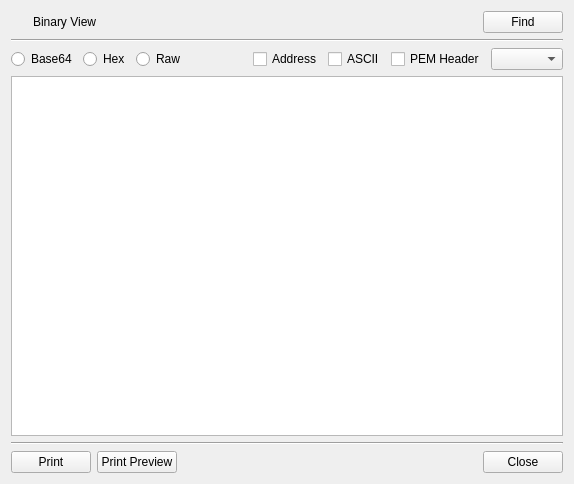
Qt form BerEditor/bin_view_dlg.ui (jykim74/BerEditor) before a commit.
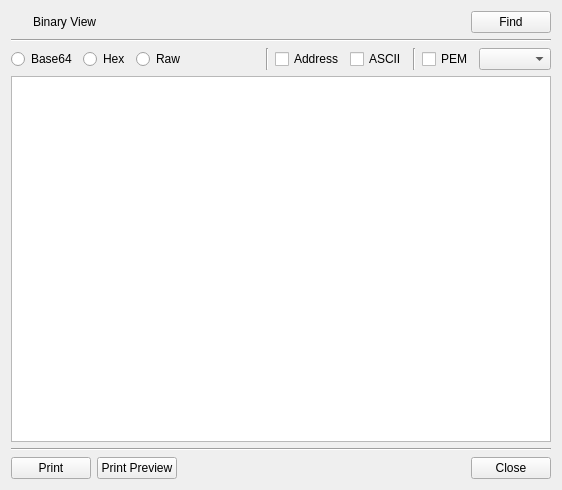
The same form after that commit. Icons and pictures are not drawn.

What changed in the file:
```diff
--- a/BerEditor/bin_view_dlg.ui
+++ b/BerEditor/bin_view_dlg.ui
@@ -6,8 +6,8 @@
    <rect>
     <x>0</x>
     <y>0</y>
-    <width>574</width>
-    <height>484</height>
+    <width>558</width>
+    <height>490</height>
    </rect>
   </property>
   <property name="windowTitle">
@@ -74,68 +74,88 @@
    </item>
    <item>
     <layout class="QGridLayout" name="gridLayout_3">
-     <item row="0" column="1">
-      <widget class="QRadioButton" name="radioButton_2">
-       <property name="text">
-        <string>Hex</string>
-       </property>
-      </widget>
-     </item>
-     <item row="0" column="2">
-      <widget class="QRadioButton" name="radioButton_3">
-       <property name="text">
-        <string>Raw</string>
-       </property>
-      </widget>
-     </item>
-     <item row="0" column="3">
-      <spacer name="horizontalSpacer_3">
-       <property name="orientation">
-        <enum>Qt::Horizontal</enum>
-       </property>
-       <property name="sizeHint" stdset="0">
-        <size>
-         <width>40</width>
-         <height>20</height>
-        </size>
-       </property>
-      </spacer>
-     </item>
-     <item row="0" column="5">
-      <widget class="QCheckBox" name="checkBox_2">
-       <property name="text">
-        <string>ASCII</string>
-       </property>
-      </widget>
-     </item>
-     <item row="0" column="6">
-      <widget class="QCheckBox" name="checkBox_3">
-       <property name="text">
-        <string>PEM Header</string>
-       </property>
-      </widget>
-     </item>
-     <item row="0" column="0">
-      <widget class="QRadioButton" name="radioButton">
-       <property name="text">
-        <string>Base64</string>
-       </property>
-      </widget>
-     </item>
      <item row="0" column="7">
-      <widget class="QComboBox" name="comboBox"/>
+      <widget class="QCheckBox" name="mASCIICheck">
+       <property name="text">
+        <string>ASCII</string>
+       </property>
+      </widget>
      </item>
      <item row="0" column="4">
-      <widget class="QCheckBox" name="checkBox">
+      <spacer name="horizontalSpacer_3">
+       <property name="orientation">
+        <enum>Qt::Horizontal</enum>
+       </property>
+       <property name="sizeHint" stdset="0">
+        <size>
+         <width>40</width>
+         <height>20</height>
+        </size>
+       </property>
+      </spacer>
+     </item>
+     <item row="0" column="3">
+      <widget class="QRadioButton" name="mRawRadio">
+       <property name="text">
+        <string>Raw</string>
+       </property>
+      </widget>
+     </item>
+     <item row="0" column="2">
+      <widget class="QRadioButton" name="mHexRadio">
+       <property name="text">
+        <string>Hex</string>
+       </property>
+      </widget>
+     </item>
+     <item row="0" column="10">
+      <widget class="QComboBox" name="mHeaderCombo"/>
+     </item>
+     <item row="0" column="6">
+      <widget class="QCheckBox" name="mAddressCheck">
        <property name="text">
         <string>Address</string>
        </property>
       </widget>
      </item>
+     <item row="0" column="9">
+      <widget class="QCheckBox" name="mPEMHeaderCheck">
+       <property name="text">
+        <string>PEM</string>
+       </property>
+      </widget>
+     </item>
+     <item row="0" column="1">
+      <widget class="QRadioButton" name="mBase64Radio">
+       <property name="text">
+        <string>Base64</string>
+       </property>
+      </widget>
+     </item>
+     <item row="0" column="5">
+      <widget class="Line" name="line_3">
+       <property name="orientation">
+        <enum>Qt::Vertical</enum>
+       </property>
+      </widget>
+     </item>
+     <item row="0" column="8">
+      <widget class="Line" name="line_4">
+       <property name="orientation">
+        <enum>Qt::Vertical</enum>
+       </property>
+      </widget>
+     </item>
     </layout>
    </item>
    <item>
     <widget class="QPlainTextEdit" name="mDataText">
+     <property name="minimumSize">
+      <size>
+       <width>540</width>
+       <height>360</height>
+      </size>
+     </property>
      <property name="acceptDrops">
       <bool>false</bool>
      </property>
```
